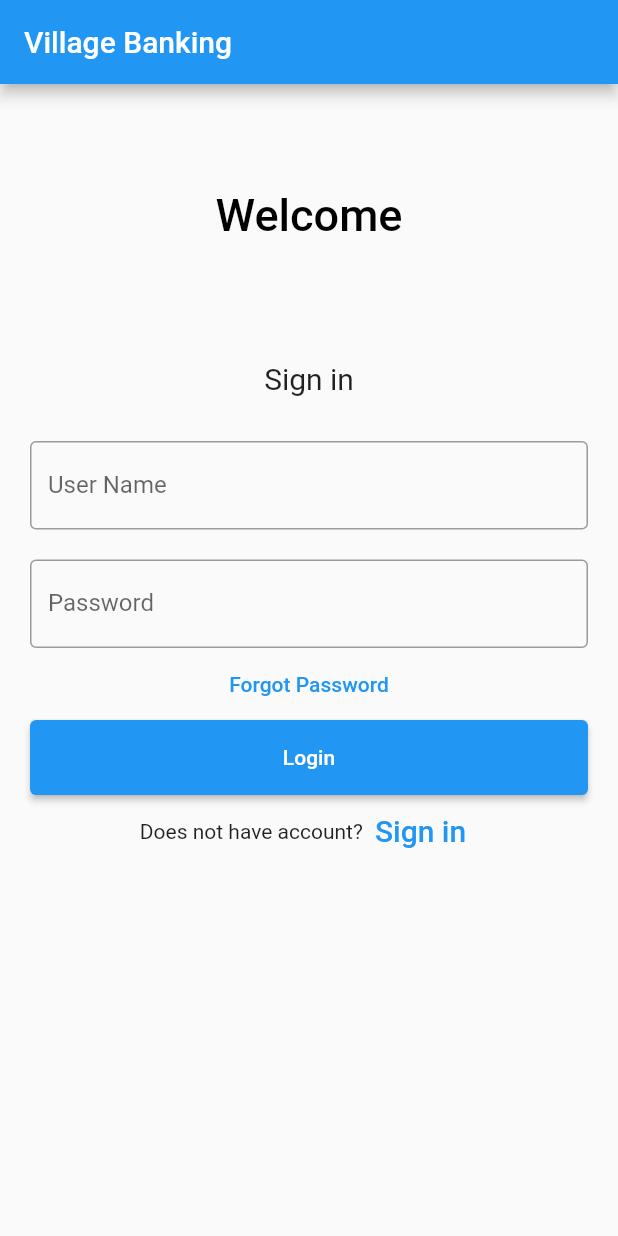
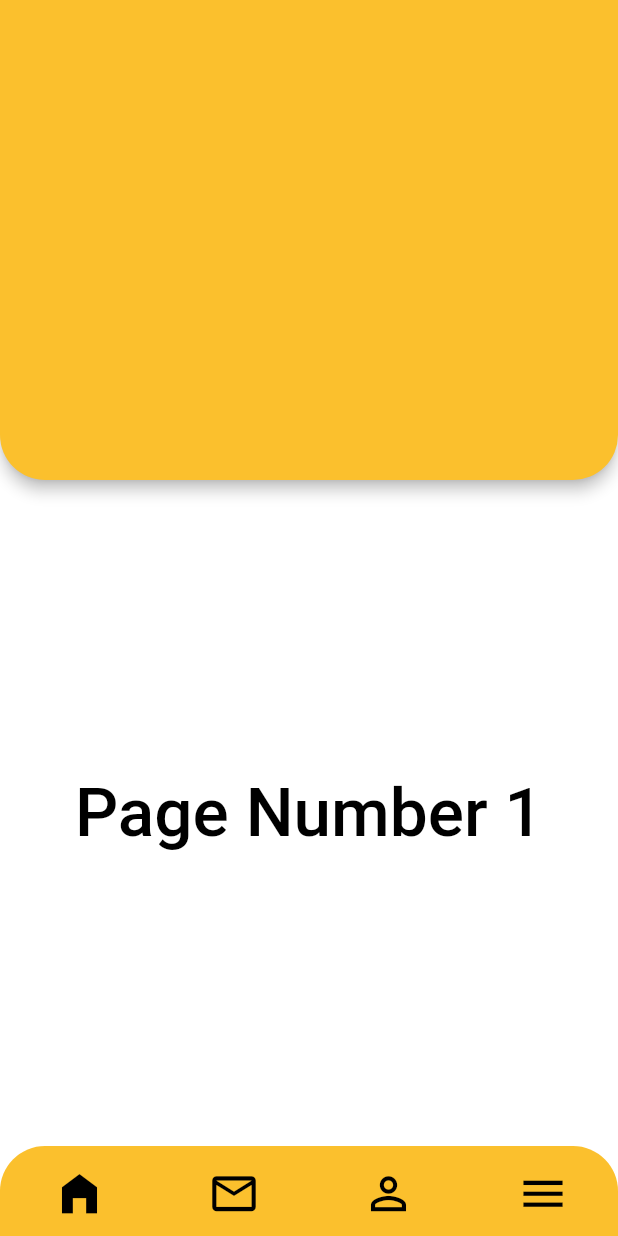
Before and after one commit to SH-Codes/PLP-Dart, a Flutter app: the screen it shows after launch, on a phone screen of 412 x 824 dp. Run offline on Flutter 3.47's test engine with Material 2 defaults, Android fonts, the phone set to English and light mode, and no system bars.

Commit message:
village_bank App Home screen

```diff
--- a/village_bank/lib/main.dart
+++ b/village_bank/lib/main.dart
@@ -1,113 +1,246 @@
-// ignore_for_file: non_constant_identifier_names
-
 import 'package:flutter/material.dart';
 
-void main() => runApp(const MyApp());
+void main() {
+  runApp(const MyApp());
+}
 
 class MyApp extends StatelessWidget {
   const MyApp({Key? key}) : super(key: key);
 
+  // This widget is the root of your application.
   @override
   Widget build(BuildContext context) {
     return MaterialApp(
-      title: 'Village Banking',
-      home: Scaffold(
-        appBar: AppBar(title: const Text('Village Banking')),
-        body: const MyStatefulWidget(),
+      title: 'Village Bank',
+      theme: ThemeData(
+        primaryColor: const Color.fromARGB(255, 251, 192, 45),
+        splashColor: const Color.fromARGB(0, 255, 255, 255),
+        highlightColor: Colors.transparent,
+        hoverColor: Colors.transparent,
+      ),
+      debugShowCheckedModeBanner: false,
+      home: const HomePage(),
+    );
+  }
+}
+
+class HomePage extends StatefulWidget {
+  const HomePage({Key? key}) : super(key: key);
+
+  @override
+  // ignore: library_private_types_in_public_api
+  _HomePageState createState() => _HomePageState();
+}
+
+class _HomePageState extends State<HomePage> {
+  int pageIndex = 0;
+
+  final pages = [
+    const Page1(),
+    const Page2(),
+    const Page3(),
+    const Page4(),
+  ];
+
+  @override
+  Widget build(BuildContext context) {
+    return Scaffold(
+      backgroundColor: const Color.fromARGB(255, 255, 255, 255),
+      appBar: AppBar(
+          title: Text(
+            "Sihle Hlophe",
+            style: TextStyle(
+              color: Theme.of(context).primaryColor,
+              fontSize: 25,
+              fontWeight: FontWeight.w600,
+            ),
+          ),
+          centerTitle: true,
+          backgroundColor: Colors.yellow[700],
+          toolbarHeight: 320,
+          shape: const RoundedRectangleBorder(
+              borderRadius:
+                  BorderRadius.vertical(bottom: Radius.circular(30)))),
+      body: pages[pageIndex],
+      bottomNavigationBar: buildMyNavBar(context),
+    );
+  }
+
+  Container buildMyNavBar(BuildContext context) {
+    return Container(
+      height: 60,
+      decoration: BoxDecoration(
+        color: Theme.of(context).primaryColor,
+        borderRadius: const BorderRadius.only(
+          topLeft: Radius.circular(30),
+          topRight: Radius.circular(30),
+        ),
+      ),
+      child: Row(
+        mainAxisAlignment: MainAxisAlignment.spaceAround,
+        children: [
+          IconButton(
+            enableFeedback: false,
+            onPressed: () {
+              setState(() {
+                pageIndex = 0;
+              });
+            },
+            icon: pageIndex == 0
+                ? const Icon(
+                    Icons.home_filled,
+                    color: Colors.black,
+                    size: 35,
+                  )
+                : const Icon(
+                    Icons.home_outlined,
+                    color: Colors.black,
+                    size: 35,
+                  ),
+          ),
+          IconButton(
+            enableFeedback: false,
+            onPressed: () {
+              setState(() {
+                pageIndex = 1;
+              });
+            },
+            icon: pageIndex == 1
+                ? const Icon(
+                    Icons.mail,
+                    color: Colors.black,
+                    size: 35,
+                  )
+                : const Icon(
+                    Icons.mail_outline,
+                    color: Colors.black,
+                    size: 35,
+                  ),
+          ),
+          IconButton(
+            enableFeedback: false,
+            onPressed: () {
+              setState(() {
+                pageIndex = 3;
+              });
+            },
+            icon: pageIndex == 3
+                ? const Icon(
+                    Icons.person,
+                    color: Colors.black,
+                    size: 35,
+                  )
+                : const Icon(
+                    Icons.person_outline,
+                    color: Colors.black,
+                    size: 35,
+                  ),
+          ),
+          IconButton(
+            enableFeedback: false,
+            onPressed: () {
+              setState(() {
+                pageIndex = 2;
+              });
+            },
+            icon: pageIndex == 2
+                ? const Icon(
+                    Icons.menu,
+                    color: Colors.black,
+                    size: 35,
+                  )
+                : const Icon(
+                    Icons.menu_outlined,
+                    color: Colors.black,
+                    size: 35,
+                  ),
+          ),
+        ],
       ),
     );
   }
 }
 
-class MyStatefulWidget extends StatefulWidget {
-  const MyStatefulWidget({Key? key}) : super(key: key);
-
-  @override
-  State<MyStatefulWidget> createState() => _MyStatefulWidgetState();
-}
-
-class _MyStatefulWidgetState extends State<MyStatefulWidget> {
-  TextEditingController nameController = TextEditingController();
-  TextEditingController passwordController = TextEditingController();
+class Page1 extends StatelessWidget {
+  const Page1({Key? key}) : super(key: key);
 
   @override
   Widget build(BuildContext context) {
-    return Padding(
-        padding: const EdgeInsets.all(10),
-        child: ListView(
-          children: <Widget>[
-            Container(
-                alignment: Alignment.center,
-                padding: const EdgeInsets.all(60),
-                child: const Text(
-                  'Welcome',
+    return Container(
+      color: const Color.fromARGB(255, 255, 255, 255),
+      child: Center(
+        child: Text(
+          "Page Number 1",
           style: TextStyle(
-                      color: Color.fromARGB(255, 0, 0, 0),
+            color: Colors.black,
+            fontSize: 45,
             fontWeight: FontWeight.w500,
-                      fontSize: 30),
-                )),
-            Container(
-                alignment: Alignment.center,
-                padding: const EdgeInsets.all(20),
-                child: const Text(
-                  'Sign in',
-                  style: TextStyle(fontSize: 20),
-                )),
-            Container(
-              padding: const EdgeInsets.all(10),
-              child: TextField(
-                controller: nameController,
-                decoration: const InputDecoration(
-                  border: OutlineInputBorder(),
-                  labelText: 'User Name',
           ),
         ),
       ),
-            Container(
-              padding: const EdgeInsets.fromLTRB(10, 10, 10, 0),
-              child: TextField(
-                obscureText: true,
-                controller: passwordController,
-                decoration: const InputDecoration(
-                  border: OutlineInputBorder(),
-                  labelText: 'Password',
+    );
+  }
+}
+
+class Page2 extends StatelessWidget {
+  const Page2({Key? key}) : super(key: key);
+
+  @override
+  Widget build(BuildContext context) {
+    return Container(
+      color: const Color.fromARGB(255, 255, 255, 255),
+      child: Center(
+        child: Text(
+          "Page Number 2",
+          style: TextStyle(
+            color: Colors.black,
+            fontSize: 45,
+            fontWeight: FontWeight.w500,
           ),
         ),
       ),
-            TextButton(
-              onPressed: () {
-                //forgot password screen
-              },
-              child: const Text(
-                'Forgot Password',
+    );
+  }
+}
+
+class Page3 extends StatelessWidget {
+  const Page3({Key? key}) : super(key: key);
+
+  @override
+  Widget build(BuildContext context) {
+    return Container(
+      color: const Color.fromARGB(255, 255, 255, 255),
+      child: Center(
+        child: Text(
+          "Page Number 3",
+          style: TextStyle(
+            color: Colors.black,
+            fontSize: 45,
+            fontWeight: FontWeight.w500,
           ),
         ),
-            Container(
-                height: 50,
-                padding: const EdgeInsets.fromLTRB(10, 0, 10, 0),
-                child: ElevatedButton(
-                  child: const Text('Login'),
-                  onPressed: () {
-                    (nameController.text);
-                    (passwordController.text);
-                  },
-                )),
-            Row(
-              mainAxisAlignment: MainAxisAlignment.center,
-              children: <Widget>[
-                const Text('Does not have account?'),
-                TextButton(
-                  child: const Text(
-                    'Sign in',
-                    style: TextStyle(fontSize: 20),
       ),
-                  onPressed: () {
-                    //signup screen
-                  },
-                )
-              ],
-            ),
-          ],
-        ));
+    );
   }
 }
+
+class Page4 extends StatelessWidget {
+  const Page4({Key? key}) : super(key: key);
+
+  @override
+  Widget build(BuildContext context) {
+    return Container(
+      color: const Color.fromARGB(255, 255, 255, 255),
+      child: Center(
+        child: Text(
+          "Page Number 4",
+          style: TextStyle(
+            color: Colors.black,
+            fontSize: 45,
+            fontWeight: FontWeight.w500,
+          ),
+        ),
+      ),
+    );
+  }
+}
```
Lines whose indentation alone changed are shown as unchanged.
